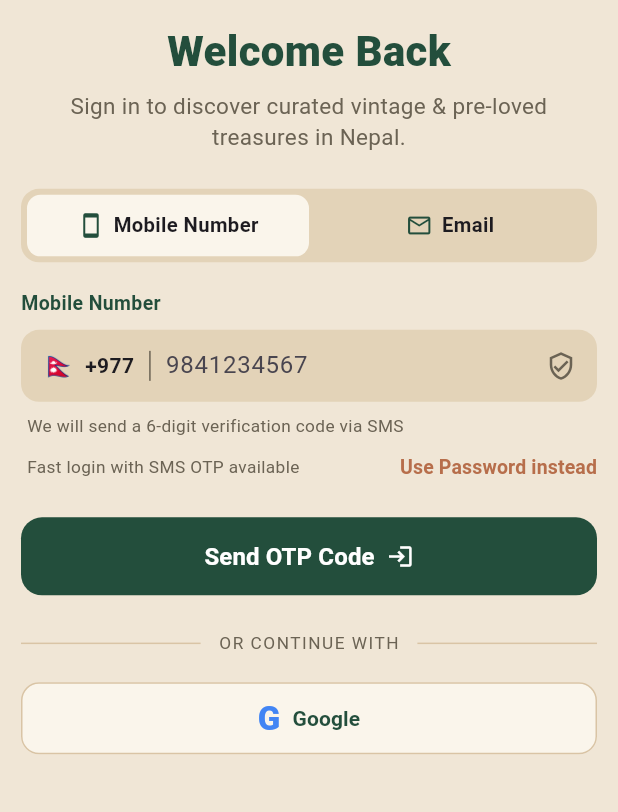
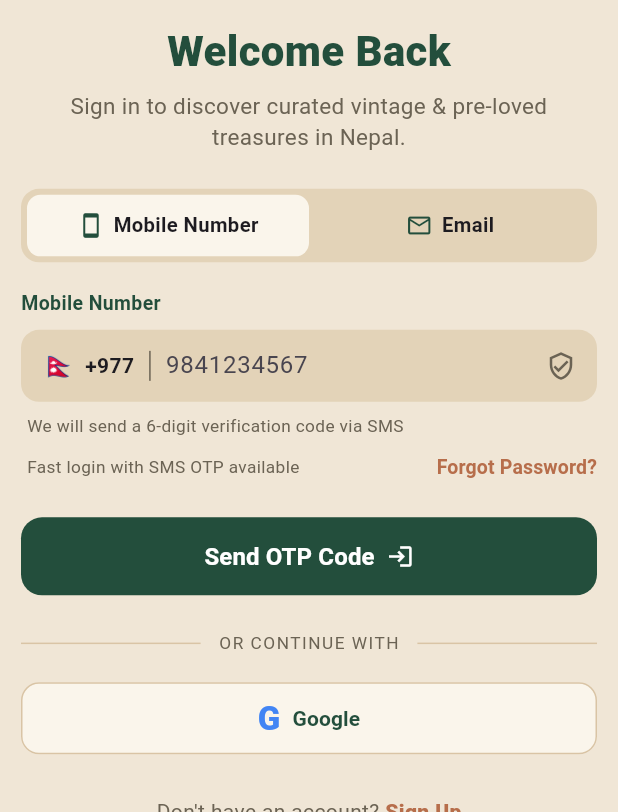
Before and after one commit to nishant-b-bit/Feri-Thrift, a Flutter app: the screen it shows after launch, on a phone screen of 412 x 824 dp, the part 424-1236 px from its top. Run offline on Flutter 3.47's test engine with Material 3 defaults, Android fonts, the phone set to English and light mode, and no system bars; our stand-ins replace firebase_core; accounts and stored records are empty.

Commit message:
Feat: Added forgot password button

```diff
--- a/lib/view/authentication/login_page.dart
+++ b/lib/view/authentication/login_page.dart
@@ -10,7 +10,6 @@ class AppColors {
   static const accent = Color(0xFFB76E4B); // terracotta
   static const card = Color(0xFFFAF5EB); // soft white-cream
 }
-// >>> COMMIT 01: chore: add imports and AppColors theme palette
 
 class LoginScreen extends StatefulWidget {
   const LoginScreen({super.key});
@@ -31,7 +30,6 @@ class _LoginScreenState extends State<LoginScreen> {
     _emailController.dispose();
     super.dispose();
   }
-  // >>> COMMIT 02: feat: create LoginScreen widget with state and controllers
 
   void _sendOtp() {
     if (!_formKey.currentState!.validate()) return;
@@ -46,7 +44,6 @@ class _LoginScreenState extends State<LoginScreen> {
       ),
     );
   }
-  // >>> COMMIT 03: feat: add _sendOtp with form validation and snackbar
 
   @override
   Widget build(BuildContext context) {
@@ -138,7 +135,7 @@ class _LoginScreenState extends State<LoginScreen> {
                       ),
                       TextButton(
                         onPressed: () {
-                          // TODO: navigate to password login
+                          // TODO: navigate to forgot password screen
                         },
                         style: TextButton.styleFrom(
                           padding: EdgeInsets.zero,
@@ -146,7 +143,7 @@ class _LoginScreenState extends State<LoginScreen> {
                           tapTargetSize: MaterialTapTargetSize.shrinkWrap,
                         ),
                         child: const Text(
-                          'Use Password instead',
+                          'Forgot Password?',
                           style: TextStyle(
                             color: AppColors.accent,
                             fontWeight: FontWeight.w700,
@@ -163,7 +160,29 @@ class _LoginScreenState extends State<LoginScreen> {
                 _buildDivider(),
                 const SizedBox(height: 18),
                 _buildGoogleButton(),
-                const SizedBox(height: 16),
+                const SizedBox(height: 28),
+                Row(
+                  mainAxisAlignment: MainAxisAlignment.center,
+                  children: [
+                    const Text(
+                      "Don't have an account? ",
+                      style: TextStyle(color: AppColors.muted),
+                    ),
+                    GestureDetector(
+                      onTap: () {
+                        // TODO: navigate to sign up
+                      },
+                      child: const Text(
+                        'Sign Up',
+                        style: TextStyle(
+                          color: AppColors.accent,
+                          fontWeight: FontWeight.w800,
+                        ),
+                      ),
+                    ),
+                  ],
+                ),
+                const SizedBox(height: 24),
               ],
             ),
           ),
```
